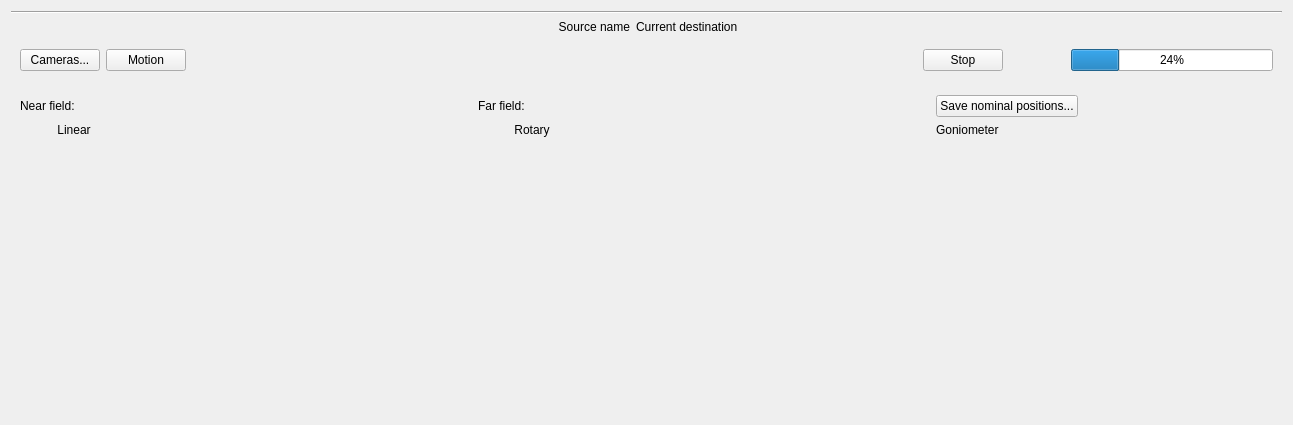
pcdshub/btms-ui, file btms_ui/ui/btms-source.ui: the form before one commit.
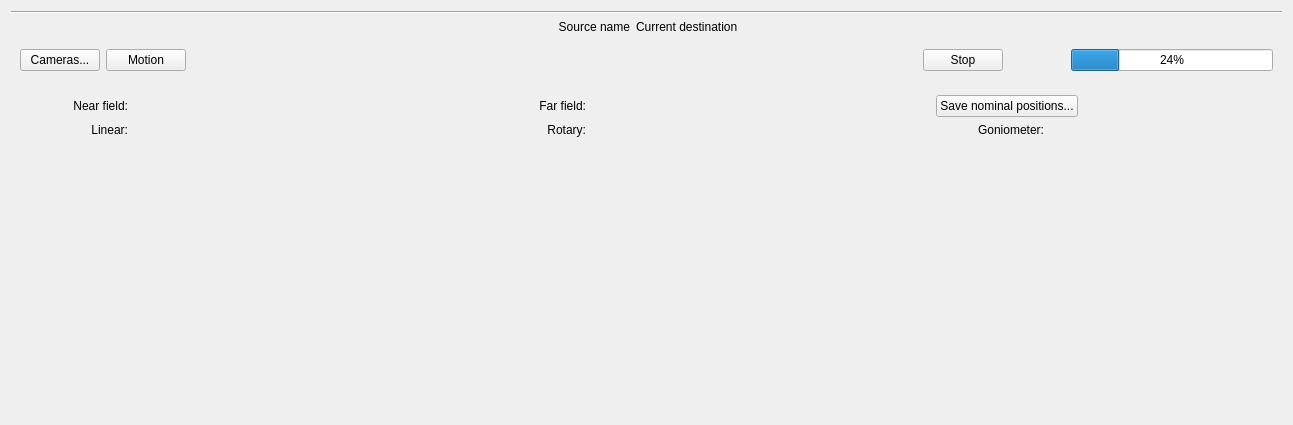
The form after the commit. Custom widgets are drawn as their Qt base class.

Commit message: MNT: alignment tweaks

What changed in the file:
```diff
--- a/btms_ui/ui/btms-source.ui
+++ b/btms_ui/ui/btms-source.ui
@@ -117,10 +117,10 @@
          </font>
         </property>
         <property name="text">
-         <string>Rotary</string>
+         <string>Rotary:</string>
         </property>
         <property name="alignment">
-         <set>Qt::AlignCenter</set>
+         <set>Qt::AlignRight|Qt::AlignTrailing|Qt::AlignVCenter</set>
         </property>
        </widget>
       </item>
@@ -221,6 +221,9 @@
         <property name="text">
          <string>Near field:</string>
         </property>
+        <property name="alignment">
+         <set>Qt::AlignRight|Qt::AlignTrailing|Qt::AlignVCenter</set>
+        </property>
        </widget>
       </item>
       <item row="3" column="0" alignment="Qt::AlignTop">
@@ -243,10 +246,10 @@
          </font>
         </property>
         <property name="text">
-         <string>Linear</string>
+         <string>Linear:</string>
         </property>
         <property name="alignment">
-         <set>Qt::AlignCenter</set>
+         <set>Qt::AlignRight|Qt::AlignTrailing|Qt::AlignVCenter</set>
         </property>
        </widget>
       </item>
@@ -270,10 +273,10 @@
          </font>
         </property>
         <property name="text">
-         <string>Goniometer</string>
+         <string>Goniometer:</string>
         </property>
         <property name="alignment">
-         <set>Qt::AlignLeading|Qt::AlignLeft|Qt::AlignVCenter</set>
+         <set>Qt::AlignRight|Qt::AlignTrailing|Qt::AlignVCenter</set>
         </property>
        </widget>
       </item>
@@ -375,6 +378,9 @@
         <property name="text">
          <string>Far field:</string>
         </property>
+        <property name="alignment">
+         <set>Qt::AlignRight|Qt::AlignTrailing|Qt::AlignVCenter</set>
+        </property>
        </widget>
       </item>
       <item row="2" column="2">
```
Left out of the diff: 27 changed lines with no effect on the pictures. The commit also changes 1 other file.
